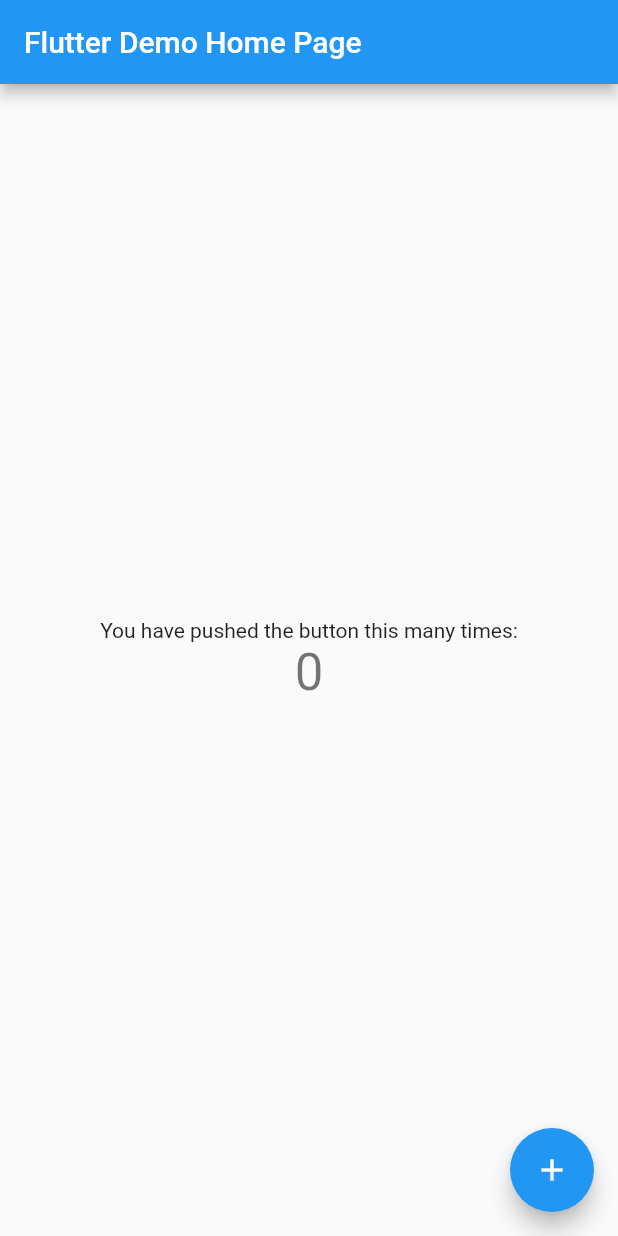
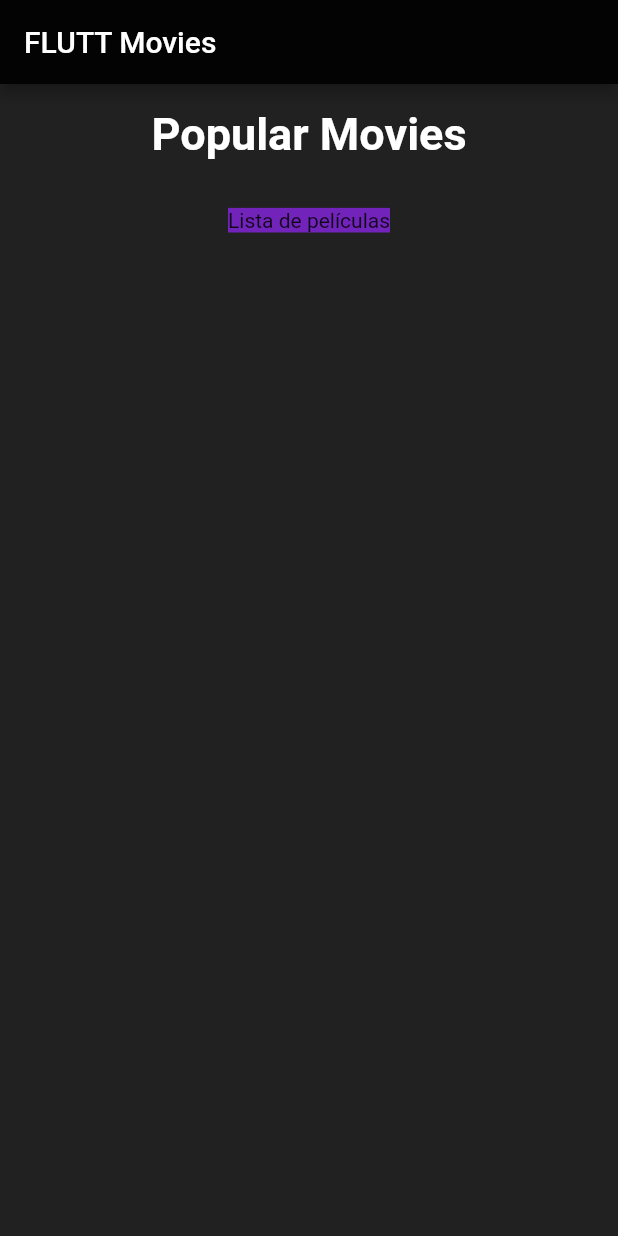
Before and after one commit to arevalolucianadg/flutter-movie-app, a Flutter app: the screen it shows after launch, on a phone screen of 412 x 824 dp. Run offline on Flutter 3.47's test engine with Material 2 defaults, Android fonts, the phone set to English and light mode, and no system bars.

Commit message:
Add main structure of Home

```diff
--- a/lib/main.dart
+++ b/lib/main.dart
@@ -1,73 +1,7 @@
 import 'package:flutter/material.dart';
+
+import 'src/app.dart';
 
 void main() {
   runApp(MyApp());
 }
-
-class MyApp extends StatelessWidget {
-
-  @override
-  Widget build(BuildContext context) {
-    return MaterialApp(
-      title: 'Flutter Demo',
-      theme: ThemeData(
-
-        primarySwatch: Colors.blue,
-
-        visualDensity: VisualDensity.adaptivePlatformDensity,
-      ),
-      home: MyHomePage(title: 'Flutter Demo Home Page'),
-    );
-  }
-}
-
-class MyHomePage extends StatefulWidget {
-  MyHomePage({Key key, this.title}) : super(key: key);
-
-  final String title;
-
-  @override
-  _MyHomePageState createState() => _MyHomePageState();
-}
-
-class _MyHomePageState extends State<MyHomePage> {
-  int _counter = 0;
-
-  void _incrementCounter() {
-    setState(() {
-      _counter++;
-    });
-  }
-
-  @override
-  Widget build(BuildContext context) {
-
-    return Scaffold(
-      appBar: AppBar(
-
-        title: Text(widget.title),
-      ),
-      body: Center(
-
-        child: Column(
-
-          mainAxisAlignment: MainAxisAlignment.center,
-          children: <Widget>[
-            Text(
-              'You have pushed the button this many times:',
-            ),
-            Text(
-              '$_counter',
-              style: Theme.of(context).textTheme.headline4,
-            ),
-          ],
-        ),
-      ),
-      floatingActionButton: FloatingActionButton(
-        onPressed: _incrementCounter,
-        tooltip: 'Increment',
-        child: Icon(Icons.add),
-      ),
-    );
-  }
-}
--- /dev/null
+++ b/lib/src/app.dart
@@ -0,0 +1,19 @@
+import 'package:flutter/material.dart';
+
+import 'pages/home_page.dart';
+
+class MyApp extends StatelessWidget {
+
+  @override
+  Widget build( context ) {
+
+    return MaterialApp(
+      debugShowCheckedModeBanner: false,
+      home: Center(
+        child: HomePage(),
+      )
+    );
+
+  }
+
+}
--- /dev/null
+++ b/lib/src/components/movie_list.dart
@@ -0,0 +1,22 @@
+import 'package:flutter/material.dart';
+
+import '../theme/ui_const.dart';
+
+class MovieList extends StatefulWidget {
+
+  @override
+  createState() => MovieListState();
+
+}
+
+class MovieListState extends State<MovieList> {
+
+  @override
+  Widget build( BuildContext context ) {
+    return Padding(
+      child: Text('Lista de películas', style: TextStyle( backgroundColor: mainColor ) ),
+      padding: EdgeInsets.all(32.0),
+    );
+  }
+
+}
--- /dev/null
+++ b/lib/src/pages/home_page.dart
@@ -0,0 +1,43 @@
+import 'package:flutter/material.dart';
+
+import '../components/movie_list.dart';
+
+import '../theme/ui_const.dart';
+
+class HomePage extends StatelessWidget {
+
+  final _title = new TextStyle(
+    color: Colors.white,
+    fontSize: 30,
+    fontWeight: FontWeight.bold,
+  );
+
+  @override
+  Widget build( context ) {
+
+    return Scaffold(
+      appBar: AppBar(
+        backgroundColor: mainDarkColor,
+        title: Text('FLUTT Movies'),
+      ),
+      backgroundColor: bgColor,
+      body: Padding(
+        child: Column(
+          crossAxisAlignment: CrossAxisAlignment.center,
+          mainAxisSize: MainAxisSize.min,
+          children: <Widget> [
+            Center(
+              child: Text('Popular Movies', style: _title),
+            ),
+            Expanded(
+              child: MovieList(),
+            )
+          ]
+        ),
+        padding: EdgeInsets.all(16.0),
+      ),
+    );
+
+  }
+
+}
--- /dev/null
+++ b/lib/src/theme/ui_const.dart
@@ -0,0 +1,5 @@
+import 'package:flutter/material.dart';
+
+Color mainColor     = const Color.fromRGBO(114, 35, 186, 1.0);
+Color mainDarkColor = const Color.fromRGBO(03, 03, 03, 1.0);
+Color bgColor       = const Color.fromRGBO(33, 33, 33, 1.0);
```
